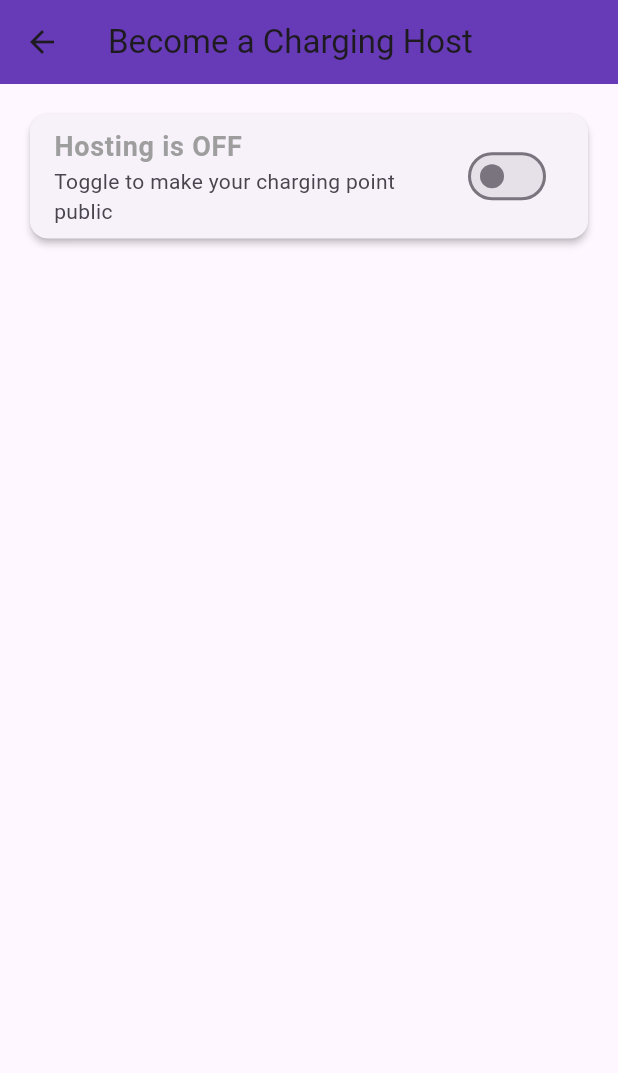
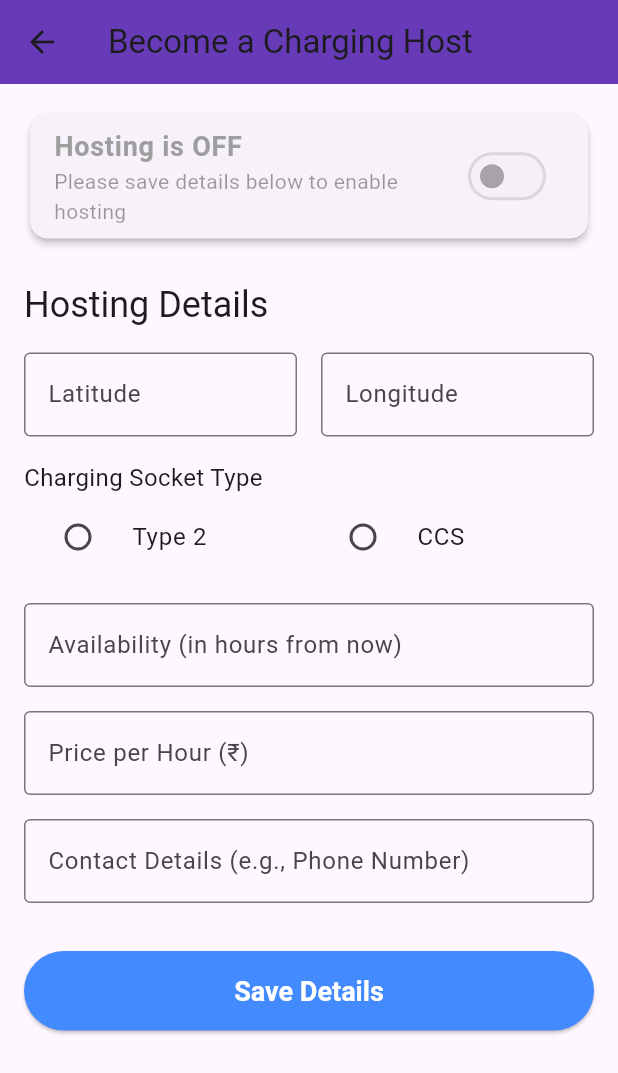
Before and after one commit to Aathisivansk/Osmion_EV, a Flutter app: the BecomeHostScreen screen opened directly, on a phone screen of 412 x 824 dp. Shown: the top 1073 px of the screen. Run offline on Flutter 3.47's test engine with Material 3 defaults, Android fonts, the phone set to English and light mode, and no system bars.

Commit message:
created host

```diff
--- a/lib/become_host_screen.dart
+++ b/lib/become_host_screen.dart
@@ -16,10 +16,12 @@ class _BecomeHostScreenState extends State<BecomeHostScreen> {
   final _formKey = GlobalKey<FormState>();
   bool _isHosting = false;
   bool _isLoading = false;
+  bool _detailsSaved = false;
+  String? _selectedSocketType;
 
   // Form controllers
-  final _locationController = TextEditingController();
-  final _socketTypeController = TextEditingController();
+  final _latitudeController = TextEditingController();
+  final _longitudeController = TextEditingController();
   final _durationController = TextEditingController();
   final _priceController = TextEditingController();
   final _contactController = TextEditingController();
@@ -28,28 +30,40 @@ class _BecomeHostScreenState extends State<BecomeHostScreen> {
 
   @override
   void dispose() {
-    // Clean up controllers
-    _locationController.dispose();
-    _socketTypeController.dispose();
+    _latitudeController.dispose();
+    _longitudeController.dispose();
     _durationController.dispose();
     _priceController.dispose();
     _contactController.dispose();
     super.dispose();
   }
 
-  Future<void> _submitHostingDetails() async {
-    // Only submit if the user is hosting and the form is valid
-    if (_isHosting && _formKey.currentState!.validate()) {
+  Future<void> _saveHostingDetails() async {
+    if (_selectedSocketType == null) {
+      ScaffoldMessenger.of(context).showSnackBar(
+        const SnackBar(
+          content: Text('Please select a charging socket type.'),
+          backgroundColor: Colors.orange,
+        ),
+      );
+      return;
+    }
+
+    if (_formKey.currentState!.validate()) {
       setState(() => _isLoading = true);
 
       try {
         final durationHours = int.parse(_durationController.text);
-        final availableUntil = DateTime.now().add(Duration(hours: durationHours));
+        final availableUntil =
+            DateTime.now().add(Duration(hours: durationHours));
+
+        final String locationString =
+            '${_latitudeController.text}, ${_longitudeController.text}';
 
         final session = HostingSession(
-          isHosting: _isHosting,
-          location: _locationController.text,
-          socketType: _socketTypeController.text,
+          isHosting: _isHosting, // Sends the current toggle state
+          location: locationString,
+          socketType: _selectedSocketType!,
           availableUntil: availableUntil,
           pricePerHour: double.parse(_priceController.text),
           contactDetails: _contactController.text,
@@ -59,13 +73,16 @@ class _BecomeHostScreenState extends State<BecomeHostScreen> {
 
         ScaffoldMessenger.of(context).showSnackBar(
           const SnackBar(
-            content: Text('Success! You are now a host.'),
+            content: Text('Success! Details saved. You can now go live.'),
             backgroundColor: Colors.green,
           ),
         );
-        // Optionally, navigate away or clear the form
-        Navigator.of(context).pop();
 
+        setState(() {
+          _detailsSaved = true;
+          // MODIFIED: No longer automatically turning the toggle on.
+          // _isHosting = true; // This line was removed.
+        });
       } catch (e) {
         ScaffoldMessenger.of(context).showSnackBar(
           SnackBar(
@@ -76,16 +93,20 @@ class _BecomeHostScreenState extends State<BecomeHostScreen> {
       } finally {
         setState(() => _isLoading = false);
       }
-    } else if (!_isHosting) {
-       ScaffoldMessenger.of(context).showSnackBar(
-          const SnackBar(
-            content: Text('Please enable the hosting switch first.'),
-            backgroundColor: Colors.orange,
-          ),
-        );
     }
   }
 
+  // NEW: Function to update hosting status when toggle is flipped
+  Future<void> _updateHostingStatus(bool newStatus) async {
+    // Note: For this to work, your API and HostingSession object
+    // need to handle updates. The current API creates a session.
+    // A more robust solution would have a dedicated endpoint for updates.
+    setState(() {
+      _isHosting = newStatus;
+      // You could trigger an API call here to update the status on the server
+      print("Hosting status updated to: $_isHosting");
+    });
+  }
 
   @override
   Widget build(BuildContext context) {
@@ -101,7 +122,6 @@ class _BecomeHostScreenState extends State<BecomeHostScreen> {
           child: Column(
             crossAxisAlignment: CrossAxisAlignment.start,
             children: [
-              // --- The Hosting Toggle Switch ---
               Card(
                 elevation: 2,
                 child: SwitchListTile(
@@ -110,74 +130,138 @@ class _BecomeHostScreenState extends State<BecomeHostScreen> {
                     style: TextStyle(
                       fontSize: 18,
                       fontWeight: FontWeight.bold,
-                      color: _isHosting ? Colors.green : Colors.grey,
+                      color: _detailsSaved && _isHosting
+                          ? Colors.green
+                          : Colors.grey,
                     ),
                   ),
-                  subtitle: const Text('Toggle to make your charging point public'),
+                  subtitle: Text(
+                    _detailsSaved
+                        ? 'Toggle to make your charging point public'
+                        : 'Please save details below to enable hosting',
+                  ),
                   value: _isHosting,
-                  onChanged: (bool value) {
-                    setState(() {
-                      _isHosting = value;
-                    });
-                  },
+                  onChanged: _detailsSaved
+                      ? (bool value) {
+                          _updateHostingStatus(value);
+                        }
+                      : null,
                   activeColor: Colors.green,
                 ),
               ),
               const SizedBox(height: 24),
-
-              // --- Conditional Form ---
-              if (_isHosting) ...[
-                Text('Hosting Details', style: Theme.of(context).textTheme.headlineSmall),
+              Text('Hosting Details',
+                  style: Theme.of(context).textTheme.headlineSmall),
               const SizedBox(height: 16),
-                TextFormField(
-                  controller: _locationController,
-                  decoration: const InputDecoration(labelText: 'Location (e.g., Address or Landmark)', border: OutlineInputBorder()),
-                  validator: (value) => value!.isEmpty ? 'Please enter a location' : null,
+              Row(
+                crossAxisAlignment: CrossAxisAlignment.start,
+                children: [
+                  Expanded(
+                    child: TextFormField(
+                      controller: _latitudeController,
+                      decoration: const InputDecoration(
+                        labelText: 'Latitude',
+                        border: OutlineInputBorder(),
+                      ),
+                      keyboardType: const TextInputType.numberWithOptions(
+                          decimal: true, signed: true),
+                      validator: (value) =>
+                          value!.isEmpty ? 'Enter latitude' : null,
+                    ),
+                  ),
+                  const SizedBox(width: 16),
+                  Expanded(
+                    child: TextFormField(
+                      controller: _longitudeController,
+                      decoration: const InputDecoration(
+                        labelText: 'Longitude',
+                        border: OutlineInputBorder(),
+                      ),
+                      keyboardType: const TextInputType.numberWithOptions(
+                          decimal: true, signed: true),
+                      validator: (value) =>
+                          value!.isEmpty ? 'Enter longitude' : null,
+                    ),
+                  ),
+                ],
               ),
               const SizedBox(height: 16),
-                TextFormField(
-                  controller: _socketTypeController,
-                  decoration: const InputDecoration(labelText: 'Charging Socket Type (e.g., Type 2, CCS)', border: OutlineInputBorder()),
-                   validator: (value) => value!.isEmpty ? 'Please enter a socket type' : null,
+              const Text('Charging Socket Type',
+                  style: TextStyle(fontSize: 16)),
+              Row(
+                children: [
+                  Expanded(
+                    child: RadioListTile<String>(
+                      title: const Text('Type 2'),
+                      value: 'Type 2',
+                      groupValue: _selectedSocketType,
+                      onChanged: (value) =>
+                          setState(() => _selectedSocketType = value),
+                    ),
+                  ),
+                  Expanded(
+                    child: RadioListTile<String>(
+                      title: const Text('CCS'),
+                      value: 'CCS',
+                      groupValue: _selectedSocketType,
+                      onChanged: (value) =>
+                          setState(() => _selectedSocketType = value),
+                    ),
+                  ),
+                ],
               ),
               const SizedBox(height: 16),
               TextFormField(
                 controller: _durationController,
-                  decoration: const InputDecoration(labelText: 'Availability (in hours from now)', border: OutlineInputBorder()),
+                decoration: const InputDecoration(
+                    labelText: 'Availability (in hours from now)',
+                    border: OutlineInputBorder()),
                 keyboardType: TextInputType.number,
                 inputFormatters: [FilteringTextInputFormatter.digitsOnly],
-                   validator: (value) => value!.isEmpty ? 'Please enter a duration' : null,
+                validator: (value) =>
+                    value!.isEmpty ? 'Please enter a duration' : null,
               ),
               const SizedBox(height: 16),
               TextFormField(
                 controller: _priceController,
-                  decoration: const InputDecoration(labelText: 'Price per Hour (₹)', border: OutlineInputBorder()),
-                  keyboardType: const TextInputType.numberWithOptions(decimal: true),
-                  validator: (value) => value!.isEmpty ? 'Please enter a price' : null,
+                decoration: const InputDecoration(
+                    labelText: 'Price per Hour (₹)',
+                    border: OutlineInputBorder()),
+                keyboardType:
+                    const TextInputType.numberWithOptions(decimal: true),
+                validator: (value) =>
+                    value!.isEmpty ? 'Please enter a price' : null,
               ),
               const SizedBox(height: 16),
               TextFormField(
                 controller: _contactController,
-                  decoration: const InputDecoration(labelText: 'Contact Details (e.g., Phone Number)', border: OutlineInputBorder()),
+                decoration: const InputDecoration(
+                    labelText: 'Contact Details (e.g., Phone Number)',
+                    border: OutlineInputBorder()),
                 keyboardType: TextInputType.phone,
-                  validator: (value) => value!.isEmpty ? 'Please enter contact details' : null,
+                validator: (value) =>
+                    value!.isEmpty ? 'Please enter contact details' : null,
               ),
               const SizedBox(height: 32),
               SizedBox(
                 width: double.infinity,
                 child: ElevatedButton(
-                    onPressed: _isLoading ? null : _submitHostingDetails,
+                  onPressed:
+                      _isLoading || _detailsSaved ? null : _saveHostingDetails,
                   style: ElevatedButton.styleFrom(
-                      backgroundColor: Colors.deepPurple,
+                    backgroundColor: Colors.blueAccent,
+                    disabledBackgroundColor: Colors.grey.shade400,
+                    foregroundColor: Colors.white,
                     padding: const EdgeInsets.symmetric(vertical: 16),
-                      textStyle: const TextStyle(fontSize: 18)
+                    textStyle: const TextStyle(
+                        fontSize: 18, fontWeight: FontWeight.bold),
                   ),
                   child: _isLoading
                       ? const CircularProgressIndicator(color: Colors.white)
-                        : const Text('Go Live'),
+                      // MODIFIED: Changed button text
+                      : Text(_detailsSaved ? 'Details Saved' : 'Save Details'),
                 ),
               ),
-              ]
             ],
           ),
         ),
--- a/lib/host_api_service.dart
+++ b/lib/host_api_service.dart
@@ -1,13 +1,14 @@
 // lib/host_api_service.dart
 
 import 'dart:convert';
-import 'package:http/http.dart' as http;
+import 'package:http/http.dart' as http; // It must be a colon
 import 'hosting_session.dart';
 
 class HostApiService {
-  // IMPORTANT: Use the same IP address as in your other api_service file
-  static const String _baseUrl = 'http://127.0.0.1:5000/api';
+  // Use the IP address from your server's terminal output
+  static const String _baseUrl = 'http://10.71.184.148:5000/api';
 
+  // This method must be INSIDE the HostApiService class
   Future<void> createHostingSession(HostingSession session) async {
     final response = await http.post(
       Uri.parse('$_baseUrl/hosts/create'),
```
Also changed, not shown: lib/main.dart (+70 -23 lines), pubspec.yaml (+5 -2 lines), assets/community_image.png (added), pubspec.lock, 1 other file. Lines whose indentation alone changed are shown as unchanged.
